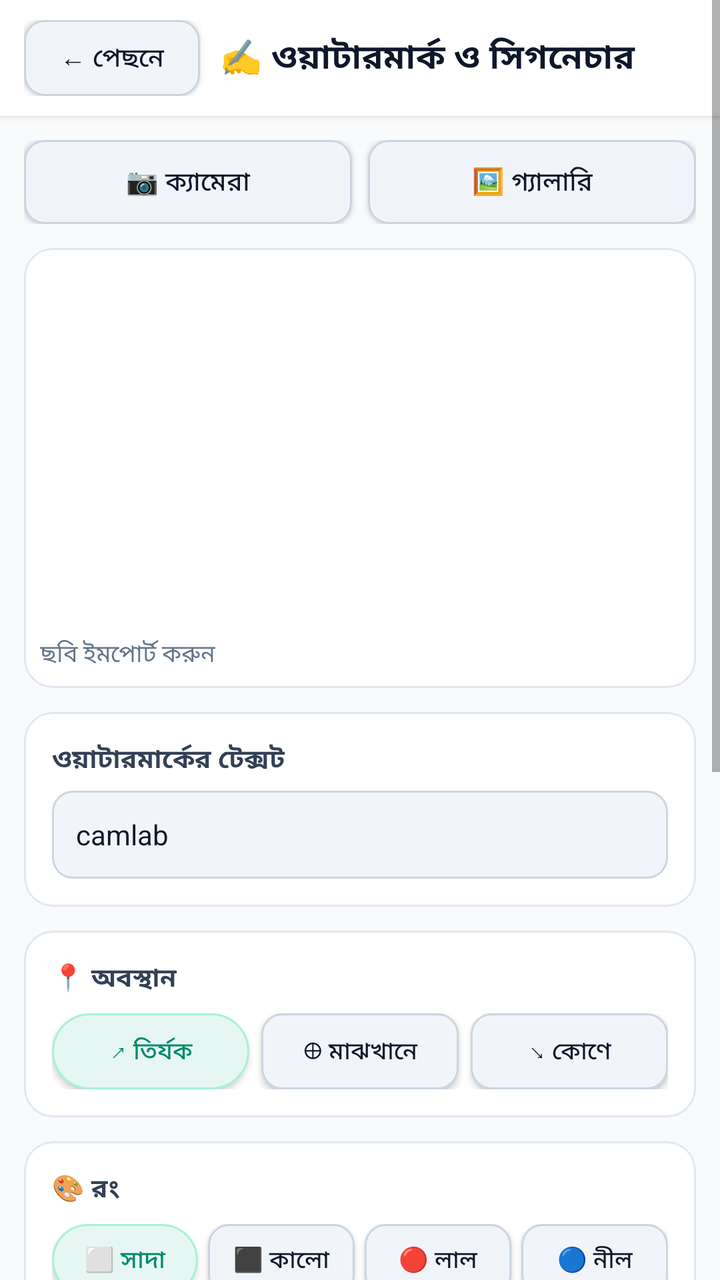
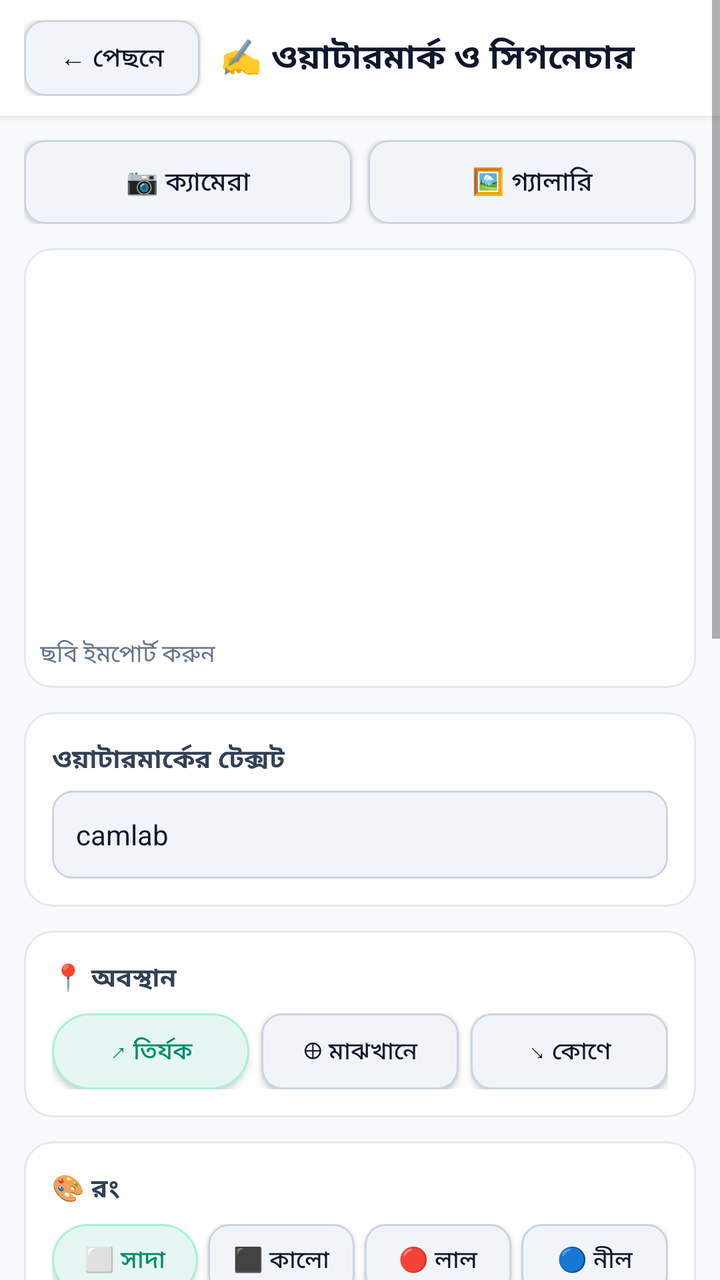

Compare the two renders of this Android layout. The source of the first and the diff that turns it into the second are given below.
<!-- AndroidManifest.xml: application theme Theme.CamLabStudio -->
<!-- res/layout/activity_watermark.xml -->
<?xml version="1.0" encoding="utf-8"?>
<ScrollView xmlns:android="http://schemas.android.com/apk/res/android"
    android:layout_width="match_parent"
    android:layout_height="match_parent"
    android:background="#F8FAFC"
    android:fitsSystemWindows="true">

    <LinearLayout
        android:layout_width="match_parent"
        android:layout_height="wrap_content"
        android:orientation="vertical">

        
        <LinearLayout
            android:layout_width="match_parent"
            android:layout_height="wrap_content"
            android:background="#FFFFFF"
            android:paddingHorizontal="12dp"
            android:paddingVertical="10dp"
            android:gravity="center_vertical"
            android:elevation="2dp">

            <androidx.appcompat.widget.AppCompatButton
                android:id="@+id/btn_wm_back"
                android:layout_width="wrap_content"
                android:layout_height="38dp"
                android:paddingHorizontal="12dp"
                android:text="← পেছনে"
                android:textAllCaps="false"
                android:background="@drawable/bg_btn_outline"
                android:textColor="#0F172A"
                android:textSize="13sp" />

            <TextView
                android:layout_width="0dp"
                android:layout_height="wrap_content"
                android:layout_weight="1"
                android:layout_marginStart="10dp"
                android:text="✍️ ওয়াটারমার্ক ও সিগনেচার"
                android:textColor="#0F172A"
                android:textSize="17sp"
                android:textStyle="bold" />
        </LinearLayout>

        
        <LinearLayout
            android:layout_width="match_parent"
            android:layout_height="wrap_content"
            android:orientation="horizontal"
            android:padding="12dp">

            <androidx.appcompat.widget.AppCompatButton
                android:id="@+id/btn_wm_camera"
                android:layout_width="0dp"
                android:layout_height="42dp"
                android:layout_weight="1"
                android:layout_marginEnd="8dp"
                android:text="📷 ক্যামেরা"
                android:textAllCaps="false"
                android:textSize="13sp"
                android:textColor="#0F172A"
                android:background="@drawable/bg_btn_outline" />

            <androidx.appcompat.widget.AppCompatButton
                android:id="@+id/btn_wm_gallery"
                android:layout_width="0dp"
                android:layout_height="42dp"
                android:layout_weight="1"
                android:text="🖼️ গ্যালারি"
                android:textAllCaps="false"
                android:textSize="13sp"
                android:textColor="#0F172A"
                android:background="@drawable/bg_btn_outline" />
        </LinearLayout>

        
        <FrameLayout
            android:layout_width="match_parent"
            android:layout_height="220dp"
            android:layout_marginHorizontal="12dp"
            android:layout_marginBottom="12dp"
            android:background="@drawable/bg_card">

            <ImageView
                android:id="@+id/iv_wm_preview"
                android:layout_width="match_parent"
                android:layout_height="match_parent"
                android:scaleType="fitCenter"
                android:padding="4dp"
                android:contentDescription="Watermark Preview" />

            <TextView
                android:id="@+id/tv_wm_status"
                android:layout_width="wrap_content"
                android:layout_height="wrap_content"
                android:layout_gravity="bottom|start"
                android:padding="8dp"
                android:text="ছবি ইমপোর্ট করুন"
                android:textColor="#64748B"
                android:textSize="12sp" />
        </FrameLayout>

        
        <LinearLayout
            android:layout_width="match_parent"
            android:layout_height="wrap_content"
            android:orientation="vertical"
            android:layout_marginHorizontal="12dp"
            android:layout_marginBottom="12dp"
            android:background="@drawable/bg_card"
            android:padding="14dp">

            <TextView
                android:layout_width="wrap_content"
                android:layout_height="wrap_content"
                android:text="ওয়াটারমার্কের টেক্সট"
                android:textColor="#334155"
                android:textStyle="bold"
                android:textSize="13sp"
                android:layout_marginBottom="6dp" />

            <EditText
                android:id="@+id/et_wm_text"
                android:layout_width="match_parent"
                android:layout_height="44dp"
                android:hint="যেমন: CONFIDENTIAL বা camlab"
                android:textSize="14sp"
                android:textColor="#0F172A"
                android:background="@drawable/bg_btn_outline"
                android:paddingHorizontal="12dp"
                android:imeOptions="actionDone"
                android:inputType="text"
                android:text="camlab" />
        </LinearLayout>

        
        <LinearLayout
            android:layout_width="match_parent"
            android:layout_height="wrap_content"
            android:orientation="vertical"
            android:layout_marginHorizontal="12dp"
            android:layout_marginBottom="12dp"
            android:background="@drawable/bg_card"
            android:padding="14dp">

            <TextView
                android:layout_width="wrap_content"
                android:layout_height="wrap_content"
                android:text="📍 অবস্থান"
                android:textColor="#334155"
                android:textStyle="bold"
                android:textSize="13sp"
                android:layout_marginBottom="8dp" />

            <LinearLayout
                android:layout_width="match_parent"
                android:layout_height="wrap_content"
                android:orientation="horizontal">

                <androidx.appcompat.widget.AppCompatButton
                    android:id="@+id/btn_wm_diag"
                    android:layout_width="0dp"
                    android:layout_height="38dp"
                    android:layout_weight="1"
                    android:layout_marginEnd="6dp"
                    android:text="↗ তির্যক"
                    android:textAllCaps="false"
                    android:textSize="12sp"
                    android:textColor="#00896C"
                    android:background="@drawable/bg_chip" />

                <androidx.appcompat.widget.AppCompatButton
                    android:id="@+id/btn_wm_center"
                    android:layout_width="0dp"
                    android:layout_height="38dp"
                    android:layout_weight="1"
                    android:layout_marginEnd="6dp"
                    android:text="⊕ মাঝখানে"
                    android:textAllCaps="false"
                    android:textSize="12sp"
                    android:textColor="#0F172A"
                    android:background="@drawable/bg_btn_outline" />

                <androidx.appcompat.widget.AppCompatButton
                    android:id="@+id/btn_wm_corner"
                    android:layout_width="0dp"
                    android:layout_height="38dp"
                    android:layout_weight="1"
                    android:text="↘ কোণে"
                    android:textAllCaps="false"
                    android:textSize="12sp"
                    android:textColor="#0F172A"
                    android:background="@drawable/bg_btn_outline" />
            </LinearLayout>
        </LinearLayout>

        
        <LinearLayout
            android:layout_width="match_parent"
            android:layout_height="wrap_content"
            android:orientation="vertical"
            android:layout_marginHorizontal="12dp"
            android:layout_marginBottom="12dp"
            android:background="@drawable/bg_card"
            android:padding="14dp">

            <TextView
                android:layout_width="wrap_content"
                android:layout_height="wrap_content"
                android:text="🎨 রং"
                android:textColor="#334155"
                android:textStyle="bold"
                android:textSize="13sp"
                android:layout_marginBottom="8dp" />

            <LinearLayout
                android:layout_width="match_parent"
                android:layout_height="wrap_content"
                android:orientation="horizontal">

                <androidx.appcompat.widget.AppCompatButton
                    android:id="@+id/btn_wm_color_white"
                    android:layout_width="0dp"
                    android:layout_height="36dp"
                    android:layout_weight="1"
                    android:layout_marginEnd="5dp"
                    android:text="⬜ সাদা"
                    android:textAllCaps="false"
                    android:textSize="12sp"
                    android:textColor="#00896C"
                    android:background="@drawable/bg_chip" />

                <androidx.appcompat.widget.AppCompatButton
                    android:id="@+id/btn_wm_color_black"
                    android:layout_width="0dp"
                    android:layout_height="36dp"
                    android:layout_weight="1"
                    android:layout_marginEnd="5dp"
                    android:text="⬛ কালো"
                    android:textAllCaps="false"
                    android:textSize="12sp"
                    android:textColor="#0F172A"
                    android:background="@drawable/bg_btn_outline" />

                <androidx.appcompat.widget.AppCompatButton
                    android:id="@+id/btn_wm_color_red"
                    android:layout_width="0dp"
                    android:layout_height="36dp"
                    android:layout_weight="1"
                    android:layout_marginEnd="5dp"
                    android:text="🔴 লাল"
                    android:textAllCaps="false"
                    android:textSize="12sp"
                    android:textColor="#0F172A"
                    android:background="@drawable/bg_btn_outline" />

                <androidx.appcompat.widget.AppCompatButton
                    android:id="@+id/btn_wm_color_blue"
                    android:layout_width="0dp"
                    android:layout_height="36dp"
                    android:layout_weight="1"
                    android:text="🔵 নীল"
                    android:textAllCaps="false"
                    android:textSize="12sp"
                    android:textColor="#0F172A"
                    android:background="@drawable/bg_btn_outline" />
            </LinearLayout>
        </LinearLayout>

        
        <LinearLayout
            android:layout_width="match_parent"
            android:layout_height="wrap_content"
            android:orientation="vertical"
            android:layout_marginHorizontal="12dp"
            android:layout_marginBottom="12dp"
            android:background="@drawable/bg_card"
            android:padding="14dp">

            <LinearLayout android:layout_width="match_parent" android:layout_height="wrap_content" android:orientation="horizontal">
                <TextView android:layout_width="0dp" android:layout_height="wrap_content" android:layout_weight="1" android:text="অস্বচ্ছতা (Opacity):" android:textColor="#334155" android:textSize="12sp" />
                <TextView android:id="@+id/tv_wm_opacity_val" android:layout_width="wrap_content" android:layout_height="wrap_content" android:text="55%" android:textColor="#00896C" android:textStyle="bold" android:textSize="12sp" />
            </LinearLayout>
            <SeekBar android:id="@+id/sb_wm_opacity" android:layout_width="match_parent" android:layout_height="wrap_content" android:layout_marginBottom="10dp" />

            <LinearLayout android:layout_width="match_parent" android:layout_height="wrap_content" android:orientation="horizontal">
                <TextView android:layout_width="0dp" android:layout_height="wrap_content" android:layout_weight="1" android:text="ফন্ট সাইজ:" android:textColor="#334155" android:textSize="12sp" />
                <TextView android:id="@+id/tv_wm_font_val" android:layout_width="wrap_content" android:layout_height="wrap_content" android:text="36sp" android:textColor="#00896C" android:textStyle="bold" android:textSize="12sp" />
            </LinearLayout>
            <SeekBar android:id="@+id/sb_wm_font" android:layout_width="match_parent" android:layout_height="wrap_content" />
        </LinearLayout>

        
        <LinearLayout
            android:layout_width="match_parent"
            android:layout_height="wrap_content"
            android:orientation="vertical"
            android:layout_marginHorizontal="12dp"
            android:layout_marginBottom="12dp"
            android:background="@drawable/bg_card"
            android:padding="14dp">

            <TextView
                android:layout_width="wrap_content"
                android:layout_height="wrap_content"
                android:text="💮 অফিশিয়াল সিল ও স্মার্ট ইরেজার"
                android:textColor="#334155"
                android:textStyle="bold"
                android:textSize="13sp"
                android:layout_marginBottom="8dp" />

            <LinearLayout
                android:layout_width="match_parent"
                android:layout_height="wrap_content"
                android:orientation="horizontal"
                android:layout_marginBottom="8dp">

                <androidx.appcompat.widget.AppCompatButton
                    android:id="@+id/btn_wm_stamp_approved"
                    android:layout_width="0dp"
                    android:layout_height="36dp"
                    android:layout_weight="1"
                    android:layout_marginEnd="4dp"
                    android:text="✅ APPROVED"
                    android:textAllCaps="false"
                    android:textSize="11sp"
                    android:textColor="#0F172A"
                    android:background="@drawable/bg_btn_outline" />

                <androidx.appcompat.widget.AppCompatButton
                    android:id="@+id/btn_wm_stamp_verified"
                    android:layout_width="0dp"
                    android:layout_height="36dp"
                    android:layout_weight="1"
                    android:layout_marginEnd="4dp"
                    android:text="🛡️ VERIFIED"
                    android:textAllCaps="false"
                    android:textSize="11sp"
                    android:textColor="#0F172A"
                    android:background="@drawable/bg_btn_outline" />

                <androidx.appcompat.widget.AppCompatButton
                    android:id="@+id/btn_wm_stamp_paid"
                    android:layout_width="0dp"
                    android:layout_height="36dp"
                    android:layout_weight="1"
                    android:text="💳 PAID"
                    android:textAllCaps="false"
                    android:textSize="11sp"
                    android:textColor="#0F172A"
                    android:background="@drawable/bg_btn_outline" />
            </LinearLayout>

            <LinearLayout
                android:layout_width="match_parent"
                android:layout_height="wrap_content"
                android:orientation="horizontal">

                <androidx.appcompat.widget.AppCompatButton
                    android:id="@+id/btn_wm_stamp_conf"
                    android:layout_width="0dp"
                    android:layout_height="36dp"
                    android:layout_weight="1"
                    android:layout_marginEnd="6dp"
                    android:text="🔒 CONFIDENTIAL সিল"
                    android:textAllCaps="false"
                    android:textSize="11sp"
                    android:textColor="#0F172A"
                    android:background="@drawable/bg_btn_outline" />

                <androidx.appcompat.widget.AppCompatButton
                    android:id="@+id/btn_wm_eraser"
                    android:layout_width="0dp"
                    android:layout_height="36dp"
                    android:layout_weight="1"
                    android:text="🧹 স্মার্ট ইরেজার (দাগ পরিষ্কার)"
                    android:textAllCaps="false"
                    android:textSize="11sp"
                    android:textColor="#00896C"
                    android:background="@drawable/bg_chip" />
            </LinearLayout>
        </LinearLayout>

        
        <LinearLayout
            android:layout_width="match_parent"
            android:layout_height="wrap_content"
            android:orientation="vertical"
            android:layout_marginHorizontal="12dp"
            android:layout_marginBottom="24dp">

            <androidx.appcompat.widget.AppCompatButton
                android:id="@+id/btn_wm_apply"
                android:layout_width="match_parent"
                android:layout_height="46dp"
                android:layout_marginBottom="8dp"
                android:text="🪄 ওয়াটারমার্ক প্রযুক্ত করুন"
                android:textAllCaps="false"
                android:textColor="#FFFFFF"
                android:textSize="15sp"
                android:textStyle="bold"
                android:background="@drawable/bg_btn_primary" />

            <LinearLayout android:layout_width="match_parent" android:layout_height="wrap_content" android:orientation="horizontal">
                <androidx.appcompat.widget.AppCompatButton
                    android:id="@+id/btn_wm_save_jpg"
                    android:layout_width="0dp" android:layout_height="40dp" android:layout_weight="1"
                    android:layout_marginEnd="6dp"
                    android:text="🖼️ JPG" android:textAllCaps="false" android:textSize="13sp"
                    android:textColor="#0F172A" android:background="@drawable/bg_btn_outline" />
                <androidx.appcompat.widget.AppCompatButton
                    android:id="@+id/btn_wm_save_pdf"
                    android:layout_width="0dp" android:layout_height="40dp" android:layout_weight="1"
                    android:layout_marginEnd="6dp"
                    android:text="📄 PDF" android:textAllCaps="false" android:textSize="13sp"
                    android:textColor="#0F172A" android:background="@drawable/bg_btn_outline" />
                <androidx.appcompat.widget.AppCompatButton
                    android:id="@+id/btn_wm_print"
                    android:layout_width="0dp" android:layout_height="40dp" android:layout_weight="1"
                    android:text="🖨️ প্রিন্ট" android:textAllCaps="false" android:textSize="13sp"
                    android:textColor="#0F172A" android:background="@drawable/bg_btn_outline" />
            </LinearLayout>
        </LinearLayout>
    </LinearLayout>
</ScrollView>
<!-- resources referenced by this layout -->
<resources>
  <!-- drawable bg_btn_outline (drawable) -->
  <?xml version="1.0" encoding="utf-8"?>
  <shape xmlns:android="http://schemas.android.com/apk/res/android" android:shape="rectangle">
      <solid android:color="#F1F5F9" />
      <corners android:radius="10dp" />
      <stroke android:width="1dp" android:color="#CBD5E1" />
  </shape>
  <!-- drawable bg_btn_primary (drawable) -->
  <?xml version="1.0" encoding="utf-8"?>
  <shape xmlns:android="http://schemas.android.com/apk/res/android" android:shape="rectangle">
      <solid android:color="#00A884" />
      <corners android:radius="12dp" />
  </shape>
  <!-- drawable bg_card (drawable) -->
  <?xml version="1.0" encoding="utf-8"?>
  <shape xmlns:android="http://schemas.android.com/apk/res/android" android:shape="rectangle">
      <solid android:color="#FFFFFF" />
      <corners android:radius="14dp" />
      <stroke android:width="1dp" android:color="#E2E8F0" />
  </shape>
  <!-- drawable bg_chip (drawable) -->
  <?xml version="1.0" encoding="utf-8"?>
  <shape xmlns:android="http://schemas.android.com/apk/res/android" android:shape="rectangle">
      <solid android:color="#E6F7F3" />
      <corners android:radius="20dp" />
      <stroke android:width="1dp" android:color="#A7F3D0" />
  </shape>
  <style name="Theme.CamLabStudio" parent="Theme.MaterialComponents.Light.NoActionBar">
          <item name="colorPrimary">#00A884</item>
          <item name="colorPrimaryDark">#00896C</item>
          <item name="colorAccent">#00A884</item>
          <item name="android:statusBarColor">#00896C</item>
          <item name="android:textAllCaps">false</item>
      </style>
</resources>

<!-- the commit's change to res/layout/activity_watermark.xml (unified diff, before → after) -->
@@ -387,6 +387,63 @@
             android:layout_height="wrap_content"
             android:orientation="vertical"
             android:layout_marginHorizontal="12dp"
+            android:layout_marginBottom="12dp"
+            android:background="@drawable/bg_card"
+            android:padding="14dp">
+
+            <TextView
+                android:layout_width="wrap_content"
+                android:layout_height="wrap_content"
+                android:text="✒️ আঙুল দিয়ে ডিজিটাল সিগনেচার আঁকুন (e-Sign)"
+                android:textColor="#334155"
+                android:textStyle="bold"
+                android:textSize="13sp"
+                android:layout_marginBottom="8dp" />
+
+            <com.camlab.studio.SignaturePadView
+                android:id="@+id/sig_pad_view"
+                android:layout_width="match_parent"
+                android:layout_height="110dp"
+                android:background="#F8FAFC"
+                android:layout_marginBottom="8dp" />
+
+            <LinearLayout
+                android:layout_width="match_parent"
+                android:layout_height="wrap_content"
+                android:orientation="horizontal">
+
+                <androidx.appcompat.widget.AppCompatButton
+                    android:id="@+id/btn_sig_clear"
+                    android:layout_width="0dp"
+                    android:layout_height="36dp"
+                    android:layout_weight="1"
+                    android:layout_marginEnd="6dp"
+                    android:text="🗑️ সিগনেচার মুছুন"
+                    android:textAllCaps="false"
+                    android:textSize="12sp"
+                    android:textColor="#EF4444"
+                    android:background="@drawable/bg_btn_outline" />
+
+                <androidx.appcompat.widget.AppCompatButton
+                    android:id="@+id/btn_sig_stamp"
+                    android:layout_width="0dp"
+                    android:layout_height="36dp"
+                    android:layout_weight="1.3"
+                    android:text="✍️ ডকুমেন্টে সিগনেচার বসান"
+                    android:textAllCaps="false"
+                    android:textSize="12sp"
+                    android:textStyle="bold"
+                    android:textColor="#00896C"
+                    android:background="@drawable/bg_chip" />
+            </LinearLayout>
+        </LinearLayout>
+
+        
+        <LinearLayout
+            android:layout_width="match_parent"
+            android:layout_height="wrap_content"
+            android:orientation="vertical"
+            android:layout_marginHorizontal="12dp"
             android:layout_marginBottom="24dp">
 
             <androidx.appcompat.widget.AppCompatButton
